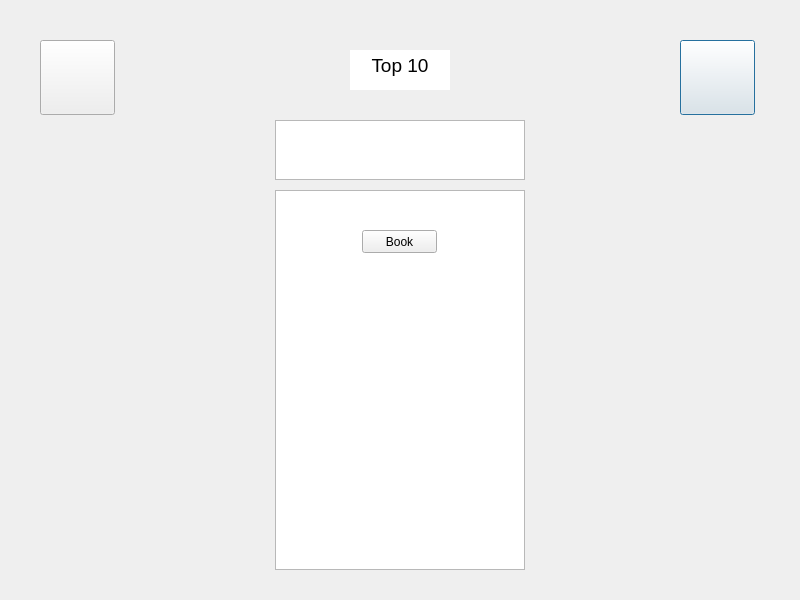
Qt form ui/top_10_result.ui (CharlesBeise/book_recommender) before a commit.
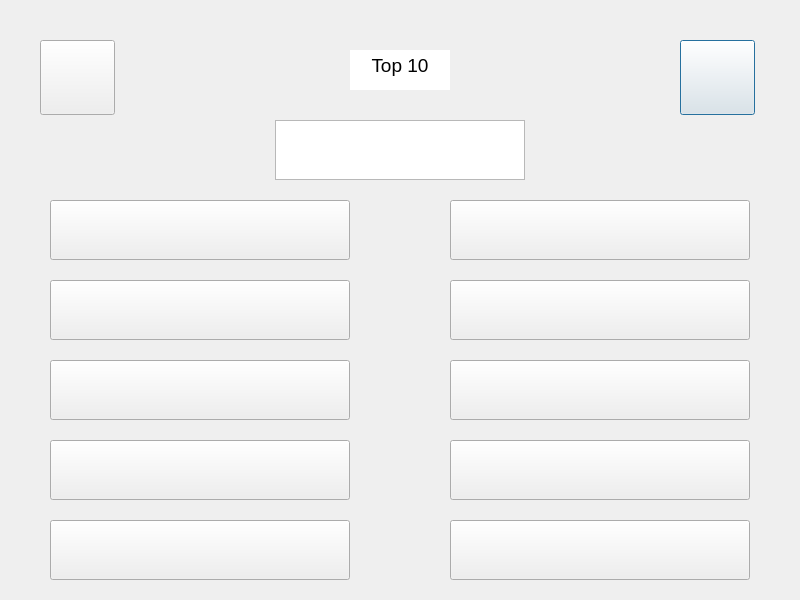
The same form after that commit. Icons and pictures are not drawn.

Commit message: Uploading book data which I have tried to clean. Moved py files for GUI pages into a separate folder. Working on improving app.py

The edit to the form file:
```diff
--- a/ui/top_10_result.ui
+++ b/ui/top_10_result.ui
@@ -75,16 +75,6 @@
 &lt;p align=&quot;center&quot; style=&quot; margin-top:0px; margin-bottom:0px; margin-left:0px; margin-right:0px; -qt-block-indent:0; text-indent:0px;&quot;&gt;&lt;span style=&quot; font-size:14pt;&quot;&gt;Top 10&lt;/span&gt;&lt;/p&gt;&lt;/body&gt;&lt;/html&gt;</string>
    </property>
   </widget>
-  <widget class="QTextBrowser" name="Top10BookList">
-   <property name="geometry">
-    <rect>
-     <x>275</x>
-     <y>190</y>
-     <width>250</width>
-     <height>380</height>
-    </rect>
-   </property>
-  </widget>
   <widget class="QPushButton" name="Top10HelpBtn">
    <property name="geometry">
     <rect>
@@ -111,16 +101,147 @@
   <widget class="QPushButton" name="Top10BookBtn">
    <property name="geometry">
     <rect>
-     <x>362</x>
-     <y>230</y>
-     <width>75</width>
-     <height>23</height>
+     <x>50</x>
+     <y>200</y>
+     <width>300</width>
+     <height>60</height>
     </rect>
    </property>
    <property name="text">
-    <string>Book</string>
+    <string/>
    </property>
   </widget>
+  <widget class="QPushButton" name="Book2">
+   <property name="geometry">
+    <rect>
+     <x>50</x>
+     <y>280</y>
+     <width>300</width>
+     <height>60</height>
+    </rect>
+   </property>
+   <property name="text">
+    <string/>
+   </property>
+  </widget>
+  <widget class="QPushButton" name="Book3">
+   <property name="geometry">
+    <rect>
+     <x>50</x>
+     <y>360</y>
+     <width>300</width>
+     <height>60</height>
+    </rect>
+   </property>
+   <property name="text">
+    <string/>
+   </property>
+  </widget>
+  <widget class="QPushButton" name="Book4">
+   <property name="geometry">
+    <rect>
+     <x>50</x>
+     <y>440</y>
+     <width>300</width>
+     <height>60</height>
+    </rect>
+   </property>
+   <property name="text">
+    <string/>
+   </property>
+  </widget>
+  <widget class="QPushButton" name="Book5">
+   <property name="geometry">
+    <rect>
+     <x>50</x>
+     <y>520</y>
+     <width>300</width>
+     <height>60</height>
+    </rect>
+   </property>
+   <property name="text">
+    <string/>
+   </property>
+  </widget>
+  <widget class="QPushButton" name="Book6">
+   <property name="geometry">
+    <rect>
+     <x>450</x>
+     <y>200</y>
+     <width>300</width>
+     <height>60</height>
+    </rect>
+   </property>
+   <property name="text">
+    <string/>
+   </property>
+  </widget>
+  <widget class="QPushButton" name="Book7">
+   <property name="geometry">
+    <rect>
+     <x>450</x>
+     <y>280</y>
+     <width>300</width>
+     <height>60</height>
+    </rect>
+   </property>
+   <property name="text">
+    <string/>
+   </property>
+  </widget>
+  <widget class="QPushButton" name="Book8">
+   <property name="geometry">
+    <rect>
+     <x>450</x>
+     <y>360</y>
+     <width>300</width>
+     <height>60</height>
+    </rect>
+   </property>
+   <property name="text">
+    <string/>
+   </property>
+  </widget>
+  <widget class="QPushButton" name="Book9">
+   <property name="geometry">
+    <rect>
+     <x>450</x>
+     <y>440</y>
+     <width>300</width>
+     <height>60</height>
+    </rect>
+   </property>
+   <property name="text">
+    <string/>
+   </property>
+  </widget>
+  <widget class="QPushButton" name="Book_10">
+   <property name="geometry">
+    <rect>
+     <x>450</x>
+     <y>520</y>
+     <width>300</width>
+     <height>60</height>
+    </rect>
+   </property>
+   <property name="text">
+    <string/>
+   </property>
+  </widget>
+  <zorder>Top10BackBtn</zorder>
+  <zorder>GenreDisplayBox</zorder>
+  <zorder>Top10Title</zorder>
+  <zorder>Top10HelpBtn</zorder>
+  <zorder>Book2</zorder>
+  <zorder>Book3</zorder>
+  <zorder>Book4</zorder>
+  <zorder>Book5</zorder>
+  <zorder>Book6</zorder>
+  <zorder>Book7</zorder>
+  <zorder>Book8</zorder>
+  <zorder>Book9</zorder>
+  <zorder>Book_10</zorder>
+  <zorder>Book1</zorder>
  </widget>
  <resources/>
  <connections/>
```
Left out of the diff: 2 changed lines with no effect on the pictures. The commit also changes 17 other files.
